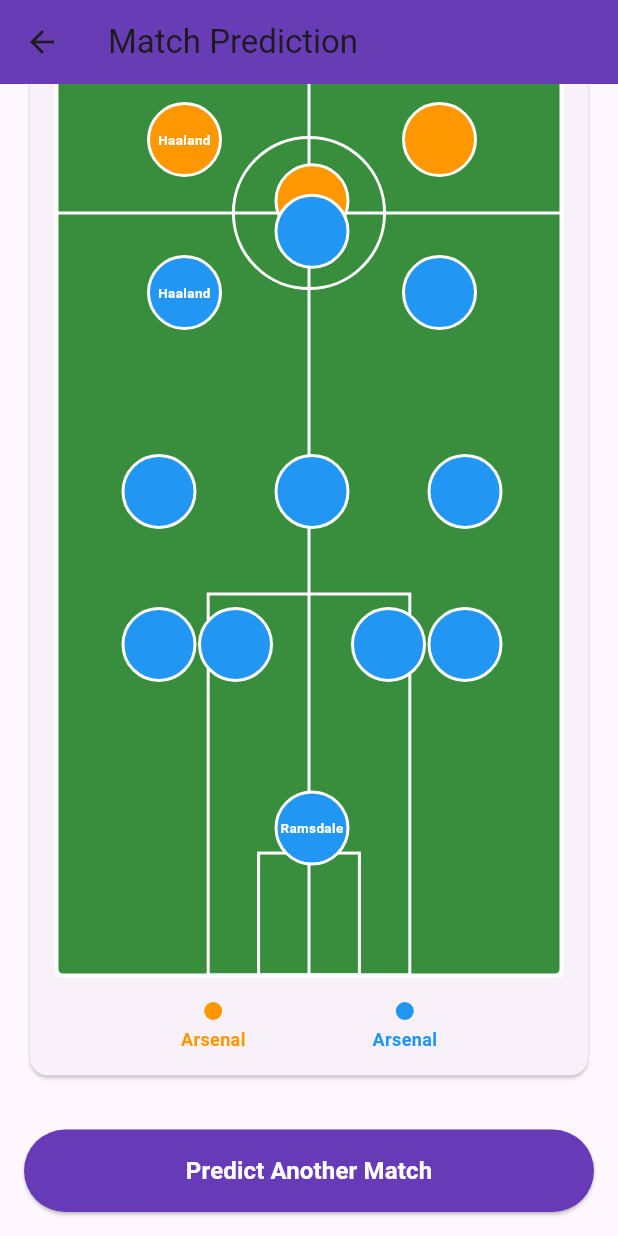
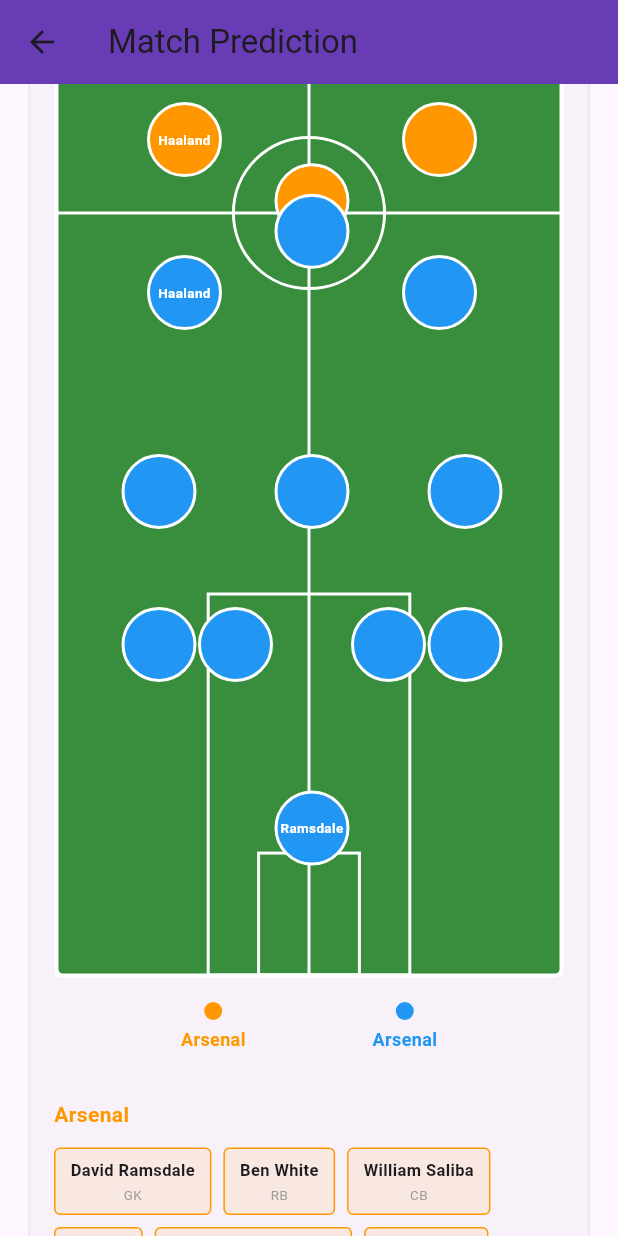
Before and after one commit to columbus0370/Internal, a Flutter app: the PredictionResultScreen screen opened directly with empty values, scrolled down 924 dp, on a phone screen of 412 x 824 dp. Run offline on Flutter 3.47's test engine with Material 3 defaults, Android fonts, the phone set to English and light mode, and no system bars; our stand-ins replace flutter_svg.

Commit message:
Display all players in starting lineup tab
- Add team roster display below formation field
- Show all players with name and position
- Use Wrap layout for grid display of players
- Color-coded by team (orange for away, blue for home)
- Each player in labeled container with team color styling

```diff
--- a/epl_match_simulator/lib/screens/prediction_result_screen.dart
+++ b/epl_match_simulator/lib/screens/prediction_result_screen.dart
@@ -281,9 +281,64 @@ class _PredictionResultScreenState extends State<PredictionResultScreen> {
                 ),
               ],
             ),
+            const SizedBox(height: 32),
+            _buildTeamRoster(widget.prediction.awayTeam, Colors.orange),
+            const SizedBox(height: 24),
+            _buildTeamRoster(widget.prediction.homeTeam, Colors.blue),
           ],
         ),
       ),
+    );
+  }
+
+  Widget _buildTeamRoster(Team team, Color color) {
+    return Column(
+      crossAxisAlignment: CrossAxisAlignment.start,
+      children: [
+        Text(
+          team.name,
+          style: TextStyle(
+            fontSize: 14,
+            fontWeight: FontWeight.bold,
+            color: color,
+          ),
+        ),
+        const SizedBox(height: 12),
+        Wrap(
+          spacing: 8,
+          runSpacing: 8,
+          children: team.players.map((player) {
+            return Container(
+              padding: const EdgeInsets.symmetric(horizontal: 10, vertical: 6),
+              decoration: BoxDecoration(
+                color: color.withOpacity(0.1),
+                border: Border.all(color: color, width: 1),
+                borderRadius: BorderRadius.circular(4),
+              ),
+              child: Column(
+                mainAxisSize: MainAxisSize.min,
+                children: [
+                  Text(
+                    player.name,
+                    style: const TextStyle(
+                      fontSize: 11,
+                      fontWeight: FontWeight.bold,
+                    ),
+                  ),
+                  const SizedBox(height: 2),
+                  Text(
+                    player.position,
+                    style: const TextStyle(
+                      fontSize: 9,
+                      color: Colors.grey,
+                    ),
+                  ),
+                ],
+              ),
+            );
+          }).toList(),
+        ),
+      ],
     );
   }
 
```
